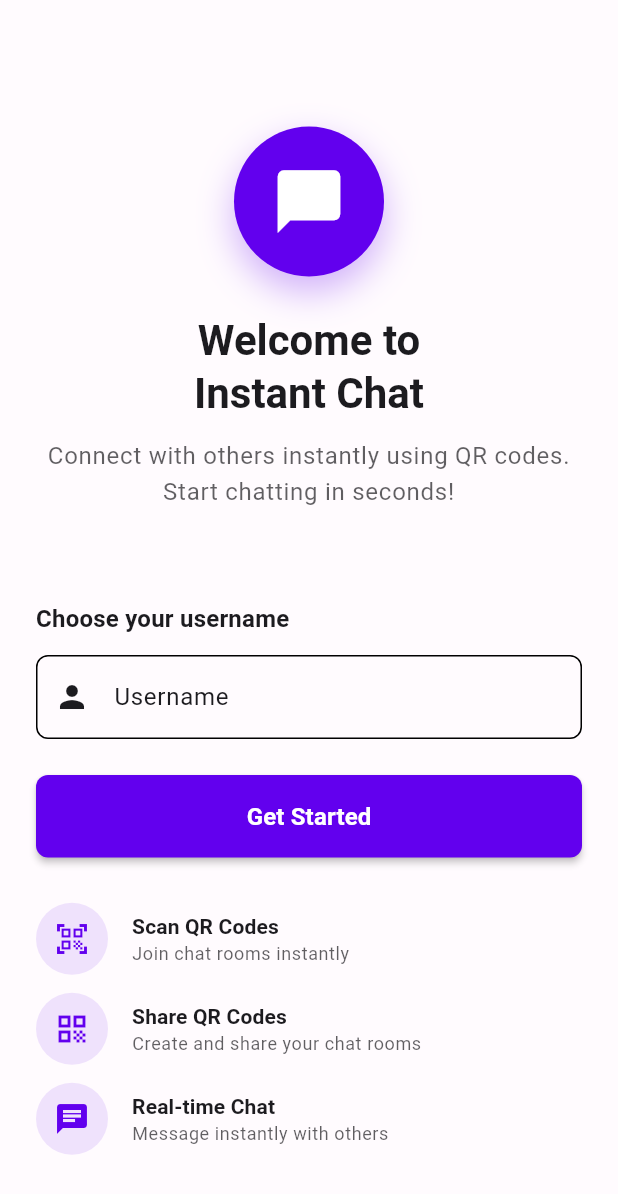
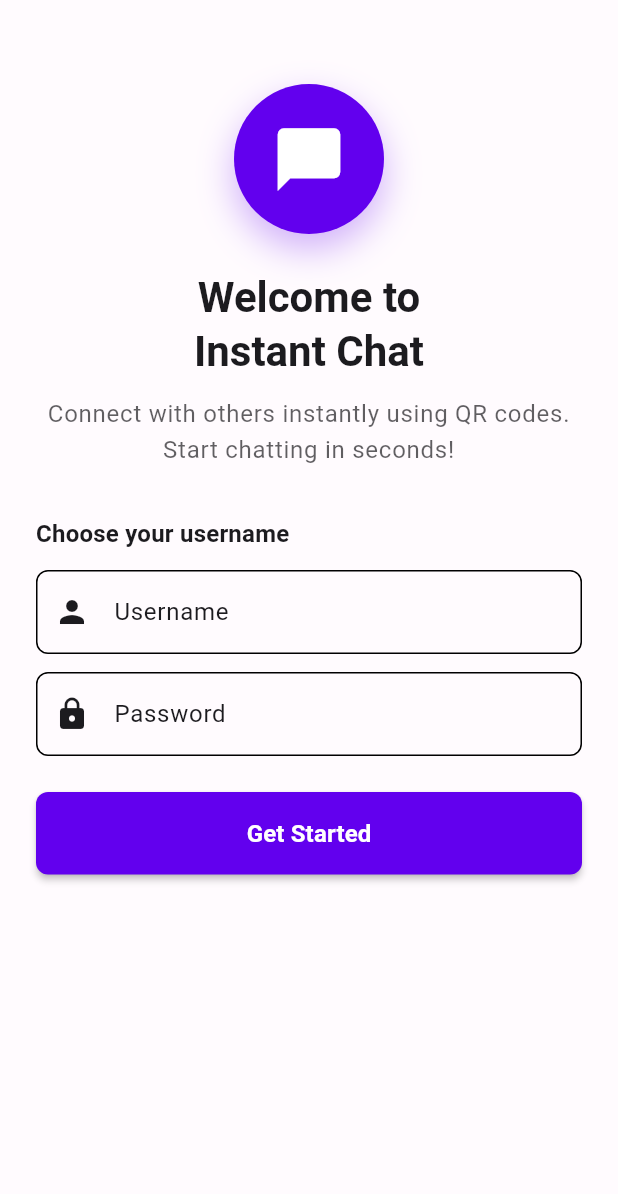
Before and after one commit to TheekshanaThathsara/qr_chat_app, a Flutter app: the screen it shows after launch, on a phone screen of 412 x 824 dp. Shown: the top 1194 px of the screen. Run offline on Flutter 3.47's test engine with Material 3 defaults, Android fonts, the phone set to English and light mode, and no system bars; our stand-ins replace camera, permission_handler, qr_flutter, shared_preferences, socket_io_client, sqflite; missing offline and left inert: mobile_scanner; accounts and stored records are empty.

Commit message:
create password filed and camera view and search bar

```diff
--- /dev/null
+++ b/devtools_options.yaml
@@ -0,0 +1,3 @@
+description: This file stores settings for Dart & Flutter DevTools.
+documentation: https://docs.flutter.dev/tools/devtools/extensions#configure-extension-enablement-states
+extensions:
--- a/lib/screens/welcome_screen.dart
+++ b/lib/screens/welcome_screen.dart
@@ -12,12 +12,14 @@ class WelcomeScreen extends StatefulWidget {
 
 class _WelcomeScreenState extends State<WelcomeScreen> {
   final TextEditingController _usernameController = TextEditingController();
+  final TextEditingController _passwordController = TextEditingController();
   final GlobalKey<FormState> _formKey = GlobalKey<FormState>();
   bool _isLoading = false;
 
   @override
   void dispose() {
     _usernameController.dispose();
+    _passwordController.dispose();
     super.dispose();
   }
 
@@ -30,6 +32,7 @@ class _WelcomeScreenState extends State<WelcomeScreen> {
 
     try {
       final userProvider = Provider.of<UserProvider>(context, listen: false);
+      // You may need to update createUser to accept password if needed
       await userProvider.createUser(_usernameController.text.trim());
 
       if (mounted) {
@@ -59,13 +62,13 @@ class _WelcomeScreenState extends State<WelcomeScreen> {
   Widget build(BuildContext context) {
     return Scaffold(
       body: SafeArea(
+        child: SingleChildScrollView(
           child: Padding(
             padding: const EdgeInsets.all(24.0),
             child: Column(
               crossAxisAlignment: CrossAxisAlignment.stretch,
               children: [
-              const Spacer(flex: 2),
-
+                const SizedBox(height: 32),
                 // App Logo and Title
                 Center(
                   child: Column(
@@ -112,9 +115,7 @@ class _WelcomeScreenState extends State<WelcomeScreen> {
                     ],
                   ),
                 ),
-
-              const Spacer(flex: 2),
-
+                const SizedBox(height: 32),
                 // Username Form
                 Form(
                   key: _formKey,
@@ -123,9 +124,8 @@ class _WelcomeScreenState extends State<WelcomeScreen> {
                     children: [
                       Text(
                         'Choose your username',
-                      style: Theme.of(context).textTheme.titleMedium?.copyWith(
-                        fontWeight: FontWeight.w600,
-                      ),
+                        style: Theme.of(context).textTheme.titleMedium
+                            ?.copyWith(fontWeight: FontWeight.w600),
                       ),
                       const SizedBox(height: 12),
                       TextFormField(
@@ -135,8 +135,7 @@ class _WelcomeScreenState extends State<WelcomeScreen> {
                           hintText: 'Enter your username',
                           prefixIcon: Icon(Icons.person),
                         ),
-                      textInputAction: TextInputAction.done,
-                      onFieldSubmitted: (_) => _createUser(),
+                        textInputAction: TextInputAction.next,
                         validator: (value) {
                           if (value == null || value.trim().isEmpty) {
                             return 'Please enter a username';
@@ -146,6 +145,30 @@ class _WelcomeScreenState extends State<WelcomeScreen> {
                           }
                           if (value.trim().length > 20) {
                             return 'Username must be less than 20 characters';
+                          }
+                          return null;
+                        },
+                      ),
+                      const SizedBox(height: 12),
+                      TextFormField(
+                        controller: _passwordController,
+                        decoration: const InputDecoration(
+                          labelText: 'Password',
+                          hintText: 'Enter your password',
+                          prefixIcon: Icon(Icons.lock),
+                        ),
+                        obscureText: true,
+                        textInputAction: TextInputAction.done,
+                        onFieldSubmitted: (_) => _createUser(),
+                        validator: (value) {
+                          if (value == null || value.trim().isEmpty) {
+                            return 'Please enter a password';
+                          }
+                          if (value.trim().length < 6) {
+                            return 'Password must be at least 6 characters';
+                          }
+                          if (value.trim().length > 32) {
+                            return 'Password must be less than 32 characters';
                           }
                           return null;
                         },
@@ -178,83 +201,15 @@ class _WelcomeScreenState extends State<WelcomeScreen> {
                     ],
                   ),
                 ),
-
-              const Spacer(flex: 1),
-
+                const SizedBox(height: 32),
                 // Features list
-              Column(
-                children: [
-                  _buildFeatureItem(
-                    icon: Icons.qr_code_scanner,
-                    title: 'Scan QR Codes',
-                    subtitle: 'Join chat rooms instantly',
-                  ),
-                  const SizedBox(height: 12),
-                  _buildFeatureItem(
-                    icon: Icons.qr_code,
-                    title: 'Share QR Codes',
-                    subtitle: 'Create and share your chat rooms',
-                  ),
-                  const SizedBox(height: 12),
-                  _buildFeatureItem(
-                    icon: Icons.chat,
-                    title: 'Real-time Chat',
-                    subtitle: 'Message instantly with others',
-                  ),
+                // Icons removed as requested
+                const SizedBox(height: 32),
               ],
             ),
-
-              const Spacer(flex: 1),
-            ],
           ),
         ),
       ),
     );
   }
-
-  Widget _buildFeatureItem({
-    required IconData icon,
-    required String title,
-    required String subtitle,
-  }) {
-    return Row(
-      children: [
-        Container(
-          width: 48,
-          height: 48,
-          decoration: BoxDecoration(
-            color: Theme.of(context).colorScheme.primary.withValues(alpha: 0.1),
-            borderRadius: BorderRadius.circular(24),
-          ),
-          child: Icon(
-            icon,
-            color: Theme.of(context).colorScheme.primary,
-            size: 24,
-          ),
-        ),
-        const SizedBox(width: 16),
-        Expanded(
-          child: Column(
-            crossAxisAlignment: CrossAxisAlignment.start,
-            children: [
-              Text(
-                title,
-                style: Theme.of(
-                  context,
-                ).textTheme.titleSmall?.copyWith(fontWeight: FontWeight.w600),
-              ),
-              Text(
-                subtitle,
-                style: Theme.of(context).textTheme.bodySmall?.copyWith(
-                  color: Theme.of(
-                    context,
-                  ).colorScheme.onSurface.withValues(alpha: 0.7),
-                ),
-              ),
-            ],
-          ),
-        ),
-      ],
-    );
 }
-}
```
Also changed, not shown: lib/providers/chat_provider.dart (+16 -2 lines), lib/screens/camera_view_screen.dart (added, +106 -0 lines), lib/screens/home_screen.dart (+114 -10 lines), lib/services/database_service.dart (+20 -19 lines), lib/widgets/chat_room_tile.dart (+21 -2 lines), flutter_01.png (added). Lines whose indentation alone changed are shown as unchanged.
